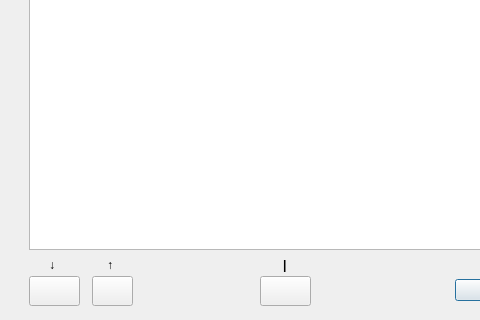
First picture: the form in jive/urllist.ui, repository jabbalaci/JiVE-Image-Viewer, before the edit; both pictures show x 0 to 480 and y 160 to 480 of the 640 by 480 pixel window.
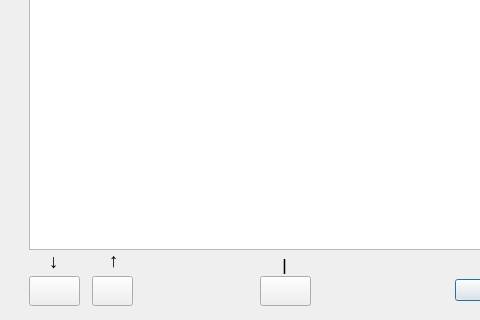
Second picture: the form after the edit. Icons and pictures are not drawn.

Patch:
```diff
--- a/jive/urllist.ui
+++ b/jive/urllist.ui
@@ -114,13 +114,14 @@
    <property name="geometry">
     <rect>
      <x>49</x>
-     <y>416</y>
+     <y>406</y>
      <width>21</width>
-     <height>18</height>
+     <height>31</height>
     </rect>
    </property>
    <property name="font">
     <font>
+     <pointsize>14</pointsize>
      <weight>75</weight>
      <bold>true</bold>
     </font>
@@ -158,14 +159,15 @@
   <widget class="QLabel" name="label_8">
    <property name="geometry">
     <rect>
-     <x>107</x>
-     <y>416</y>
+     <x>109</x>
+     <y>405</y>
      <width>21</width>
-     <height>18</height>
+     <height>31</height>
     </rect>
    </property>
    <property name="font">
     <font>
+     <pointsize>14</pointsize>
      <weight>75</weight>
      <bold>true</bold>
     </font>
@@ -177,7 +179,7 @@
   <widget class="QLabel" name="label_2">
    <property name="geometry">
     <rect>
-     <x>283</x>
+     <x>282</x>
      <y>416</y>
      <width>21</width>
      <height>18</height>
@@ -185,8 +187,9 @@
    </property>
    <property name="font">
     <font>
-     <weight>75</weight>
-     <bold>true</bold>
+     <pointsize>14</pointsize>
+     <weight>50</weight>
+     <bold>false</bold>
     </font>
    </property>
    <property name="text">
```
